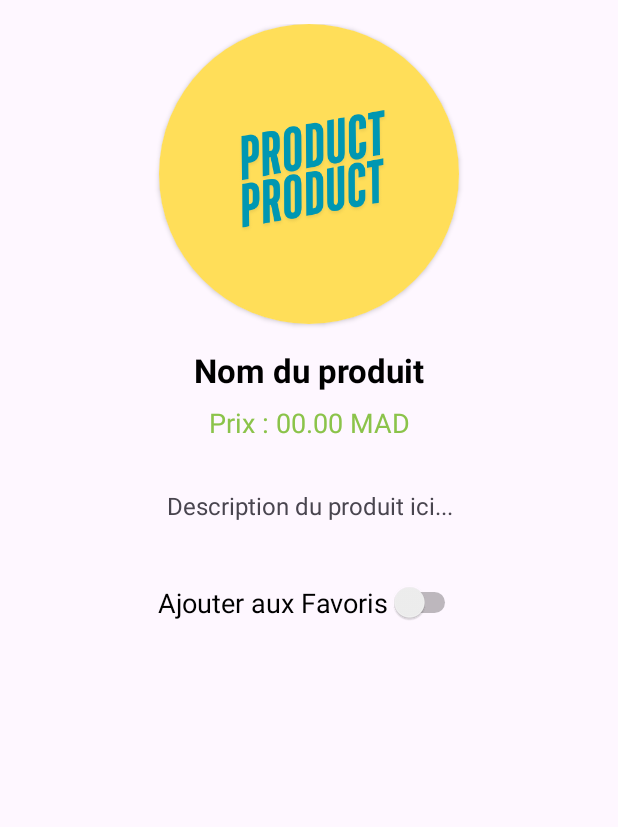
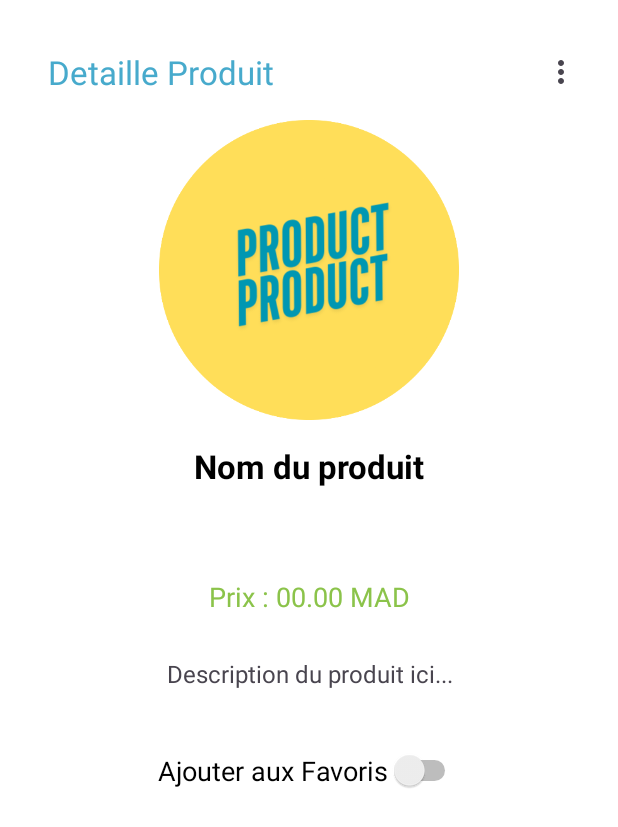
Before and after one commit to YACOUBI49/ProjectOujdaSHOP, an Android app: the ProductDetailActivity screen opened directly, with no data from a screen before it, on a phone screen of 412 x 824 dp. Shown: the top 827 px of the screen. Run offline under Robolectric (Android 15) with nearby library versions, the phone set to English and light mode, and no system bars; 1 statement that could not run was skipped.

Commit message:
Push project in git hub

```diff
--- a/app/src/main/java/com/example/oujdashopproject/ProductDetailActivity.java
+++ b/app/src/main/java/com/example/oujdashopproject/ProductDetailActivity.java
@@ -4,6 +4,7 @@ import android.content.Intent;
 import android.database.Cursor;
 import android.database.sqlite.SQLiteDatabase;
 import android.os.Bundle;
+import android.view.Menu;
 import android.view.MenuItem;
 import android.widget.TextView;
 import android.widget.Toast;
@@ -27,6 +28,8 @@ public class ProductDetailActivity extends AppCompatActivity {
         productPrice = findViewById(R.id.productPrice);
         productDescription = findViewById(R.id.productDescription);
         dataBaseHelper = DataBaseHelper.getInstance(this);
+        Toolbar toolbar = findViewById(R.id.toolbar);
+        setSupportActionBar(toolbar);
         productId = getIntent().getIntExtra("PRODUCT_ID", -1);
 
         if (productId == -1) {
@@ -37,6 +40,7 @@ public class ProductDetailActivity extends AppCompatActivity {
 
         loadProductDetails();
     }
+
     private void loadProductDetails() {
         SQLiteDatabase db = dataBaseHelper.getReadableDatabase();
         Cursor cursor = db.rawQuery("SELECT * FROM Product WHERE id = ?", new String[]{String.valueOf(productId)});
@@ -55,4 +59,26 @@ public class ProductDetailActivity extends AppCompatActivity {
             finish();
         }
     }
+    @Override
+    public boolean onCreateOptionsMenu(Menu menu) {
+        getMenuInflater().inflate(R.menu.main_menu3, menu);
+        return true;
+    }
+    @Override
+    public boolean onOptionsItemSelected(MenuItem item) {
+
+
+        if (item.getItemId() == R.id.action_profile) {
+            Intent intent = new Intent(ProductDetailActivity.this, UserActivity.class);
+            startActivity(intent);
+            return true;
+        }
+        if (item.getItemId() == R.id.action_Home) {
+            Intent intent = new Intent(ProductDetailActivity.this, MainActivity.class);
+            startActivity(intent);
+            return true;
+        }
+
+        return super.onOptionsItemSelected(item);
+    }
 }
--- a/app/src/main/java/com/example/oujdashopproject/Users/User.java
+++ b/app/src/main/java/com/example/oujdashopproject/Users/User.java
@@ -6,7 +6,7 @@ public class User {
     private String prenom;
     private String email;
     private String password;
-    private String image; // Nouveau champ pour l'image de profil
+    private String image;
 
     public User() {
     }
@@ -17,7 +17,7 @@ public class User {
         this.prenom = prenom;
         this.email = email;
         this.password = password;
-        this.image = image; // Initialisation du champ image
+        this.image = image;
     }
 
     public int getId() {
--- a/app/src/main/res/layout/activity_product_detail.xml
+++ b/app/src/main/res/layout/activity_product_detail.xml
@@ -1,81 +1,91 @@
 <?xml version="1.0" encoding="utf-8"?>
+
 <androidx.constraintlayout.widget.ConstraintLayout xmlns:android="http://schemas.android.com/apk/res/android"
     xmlns:app="http://schemas.android.com/apk/res-auto"
     xmlns:tools="http://schemas.android.com/tools"
     android:layout_width="match_parent"
+    android:background="@color/white"
     android:layout_height="match_parent"
     android:padding="16dp"
     tools:context=".ProductDetailActivity">
-
-    <androidx.cardview.widget.CardView
-        android:id="@+id/cardView"
+    <androidx.appcompat.widget.Toolbar
+        android:id="@+id/toolbar"
+        app:title="Detaille Produit"
+        app:titleTextColor="@color/blue_dark"
+        android:layout_width="match_parent"
+        android:layout_height="?attr/actionBarSize"
+        android:background="@color/white"
+        app:layout_constraintTop_toTopOf="parent"
+        app:layout_constraintStart_toStartOf="parent"
+        app:layout_constraintEnd_toEndOf="parent" />
+    <ImageView
+        android:id="@+id/productImage"
         android:layout_width="200dp"
         android:layout_height="200dp"
-        app:cardCornerRadius="200dp"
+        android:layout_marginTop="64dp"
+        android:contentDescription="Image du produit"
+        android:scaleType="centerCrop"
+        android:src="@mipmap/productf"
+        app:layout_constraintTop_toTopOf="parent"
+        app:layout_constraintStart_toStartOf="parent"
         app:layout_constraintEnd_toEndOf="parent"
-        app:layout_constraintStart_toStartOf="parent"
-        tools:layout_editor_absoluteY="64dp"
-        tools:ignore="MissingConstraints">
-
-        <ImageView
-            android:id="@+id/productImage"
-            android:layout_width="match_parent"
-            android:layout_height="match_parent"
-            android:contentDescription="Image du produit"
-            android:scaleType="centerCrop"
-            android:src="@mipmap/product" />
-    </androidx.cardview.widget.CardView>
-
+         />
     <TextView
         android:id="@+id/productName"
         android:layout_width="0dp"
         android:layout_height="wrap_content"
+        android:layout_marginTop="16dp"
+        android:gravity="center"
         android:text="Nom du produit"
         android:textColor="@color/black"
         android:textSize="22sp"
         android:textStyle="bold"
+        app:layout_constraintEnd_toEndOf="parent"
+        app:layout_constraintHorizontal_bias="0.0"
+        app:layout_constraintStart_toStartOf="parent"
+        app:layout_constraintTop_toBottomOf="@id/productImage"
+        />
+    <TextView
+        android:id="@+id/productDescription"
+        android:layout_width="0dp"
+        android:layout_height="wrap_content"
+        android:layout_marginTop="12dp"
         android:gravity="center"
-        android:layout_marginTop="16dp"
-        app:layout_constraintTop_toBottomOf="@id/cardView"
+        android:padding="16dp"
+        android:text="Description du produit ici..."
+        android:textSize="16sp"
+        app:layout_constraintEnd_toEndOf="parent"
+        app:layout_constraintHorizontal_bias="0.0"
         app:layout_constraintStart_toStartOf="parent"
-        app:layout_constraintEnd_toEndOf="parent" />
+        app:layout_constraintTop_toBottomOf="@id/productPrice" />
 
     <TextView
         android:id="@+id/productPrice"
         android:layout_width="0dp"
         android:layout_height="wrap_content"
+        android:layout_marginTop="60dp"
+        android:gravity="center"
         android:text="Prix : 00.00 MAD"
         android:textColor="@color/vert"
         android:textSize="18sp"
-        android:gravity="center"
-        android:layout_marginTop="8dp"
-        app:layout_constraintTop_toBottomOf="@id/productName"
+        app:layout_constraintEnd_toEndOf="parent"
+        app:layout_constraintHorizontal_bias="1.0"
         app:layout_constraintStart_toStartOf="parent"
-        app:layout_constraintEnd_toEndOf="parent" />
-
-    <TextView
-        android:id="@+id/productDescription"
-        android:layout_width="0dp"
-        android:layout_height="wrap_content"
-        android:text="Description du produit ici..."
-        android:textSize="16sp"
-        android:gravity="center"
-        android:padding="16dp"
-        android:layout_marginTop="16dp"
-        app:layout_constraintTop_toBottomOf="@id/productPrice"
-        app:layout_constraintStart_toStartOf="parent"
-        app:layout_constraintEnd_toEndOf="parent" />
+        app:layout_constraintTop_toBottomOf="@id/productName" />
 
     <Switch
         android:id="@+id/switchFavorite"
         android:layout_width="wrap_content"
         android:layout_height="wrap_content"
+        android:layout_marginTop="24dp"
         android:text="Ajouter aux Favoris"
         android:textColor="@color/black"
         android:textSize="18sp"
-        android:layout_marginTop="24dp"
-        app:layout_constraintTop_toBottomOf="@id/productDescription"
+        app:layout_constraintEnd_toEndOf="parent"
+        app:layout_constraintHorizontal_bias="0.502"
         app:layout_constraintStart_toStartOf="parent"
-        app:layout_constraintEnd_toEndOf="parent" />
+        app:layout_constraintTop_toBottomOf="@id/productDescription" />
+
+
 
 </androidx.constraintlayout.widget.ConstraintLayout>
--- a/app/src/main/res/layout/activity_user.xml
+++ b/app/src/main/res/layout/activity_user.xml
@@ -3,12 +3,14 @@
     xmlns:tools="http://schemas.android.com/tools"
     android:id="@+id/drawerLayout"
     android:layout_width="match_parent"
+    android:background="@color/white"
     android:layout_height="match_parent"
     tools:context=".UserActivity">
 
     <androidx.constraintlayout.widget.ConstraintLayout
         android:layout_width="match_parent"
         android:layout_height="match_parent"
+        android:backgroundTint="@color/white"
         android:background="#F5F5F5">
 
         <LinearLayout
--- /dev/null
+++ b/app/src/main/res/menu/main_menu3.xml
@@ -0,0 +1,17 @@
+<?xml version="1.0" encoding="utf-8"?>
+<menu xmlns:app="http://schemas.android.com/apk/res-auto"
+    xmlns:tools="http://schemas.android.com/tools"
+    xmlns:android="http://schemas.android.com/apk/res/android">
+
+
+
+    <item
+        android:id="@+id/action_profile"
+        android:title="Profil"
+        app:showAsAction="never" />
+    <item
+        android:id="@+id/action_Home"
+        android:title="Home"
+        app:showAsAction="never" />
+
+</menu>
```
Also changed, not shown: app/src/main/java/com/example/oujdashopproject/ChangePassword.java (+31 -0 lines), app/src/main/res/layout/activity_change_password.xml (+35 -21 lines), app/src/main/res/mipmap-hdpi/productf.png (added), app/src/main/res/mipmap-hdpi/profileeee.jpg (added), app/src/main/res/mipmap-hdpi/reset.jpg (deleted), app/src/main/res/mipmap-hdpi/reset.png (added).
